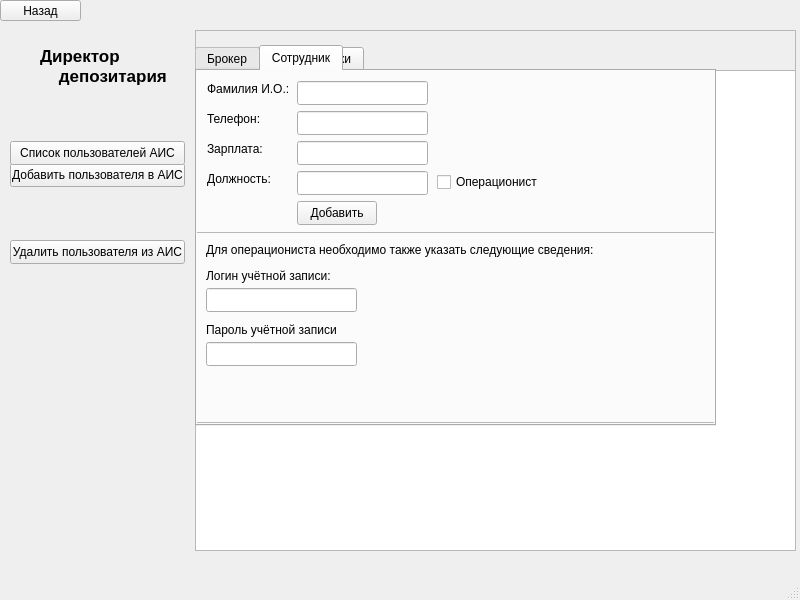
The window that empldirector.ui (migeliusIV/DB) describes before a commit, drawn with Qt 5.
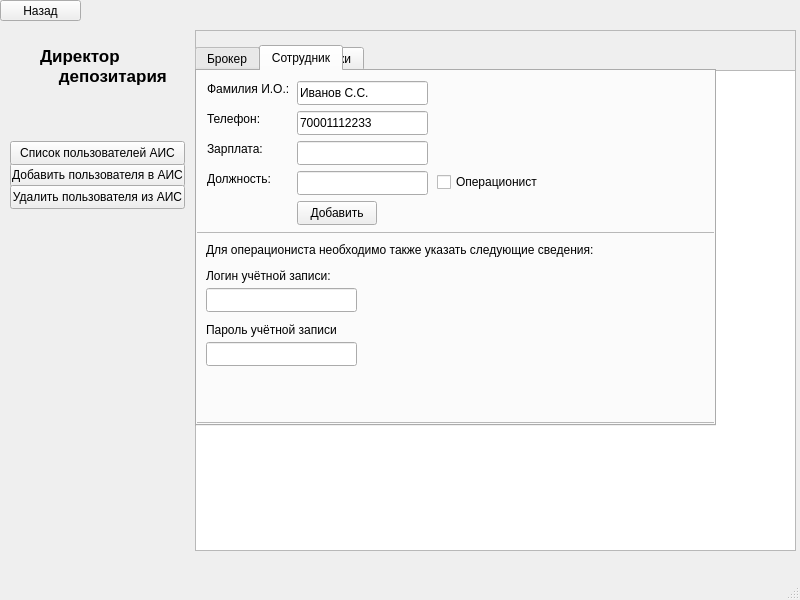
The same window after the commit. The open tabs and pages were chosen to show the change.

```diff
--- a/empldirector.ui
+++ b/empldirector.ui
@@ -129,7 +129,7 @@
     <property name="geometry">
      <rect>
       <x>10</x>
-      <y>240</y>
+      <y>185</y>
       <width>175</width>
       <height>24</height>
      </rect>
@@ -299,6 +299,9 @@
         <height>24</height>
        </rect>
       </property>
+      <property name="text">
+       <string>Иванов C.C.</string>
+      </property>
      </widget>
      <widget class="QLabel" name="label_8">
       <property name="geometry">
@@ -332,6 +335,12 @@
         <height>24</height>
        </rect>
       </property>
+      <property name="text">
+       <string>70001112233</string>
+      </property>
+      <property name="maxLength">
+       <number>11</number>
+      </property>
      </widget>
      <widget class="QLabel" name="label_9">
       <property name="geometry">
```
Left out of the diff: 13 changed lines with no effect on the pictures.
